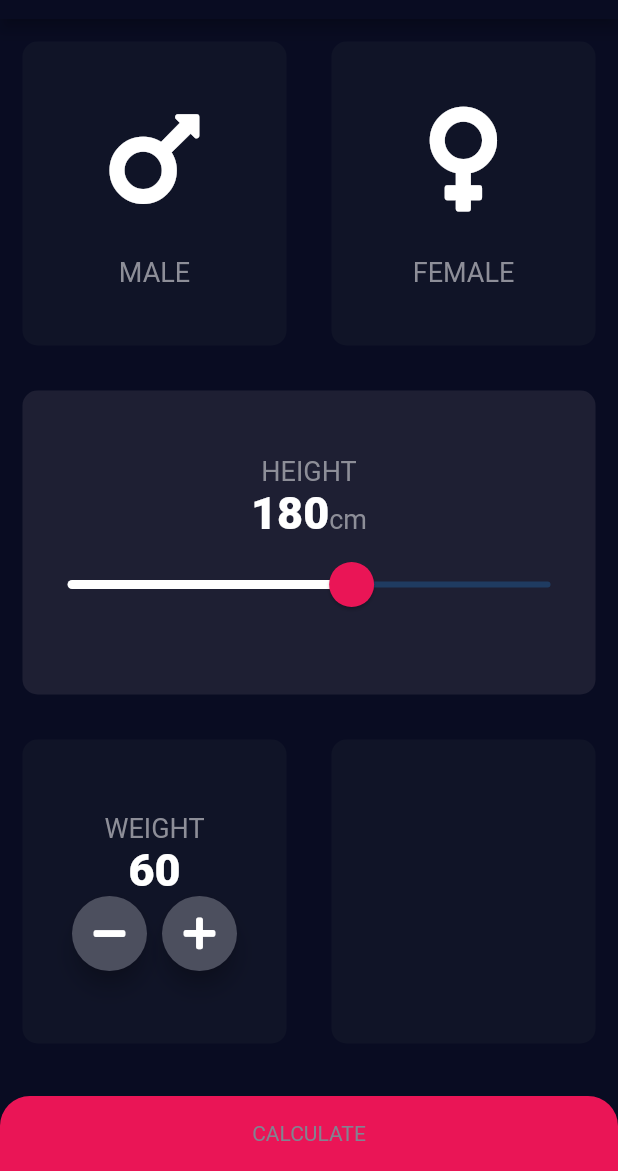
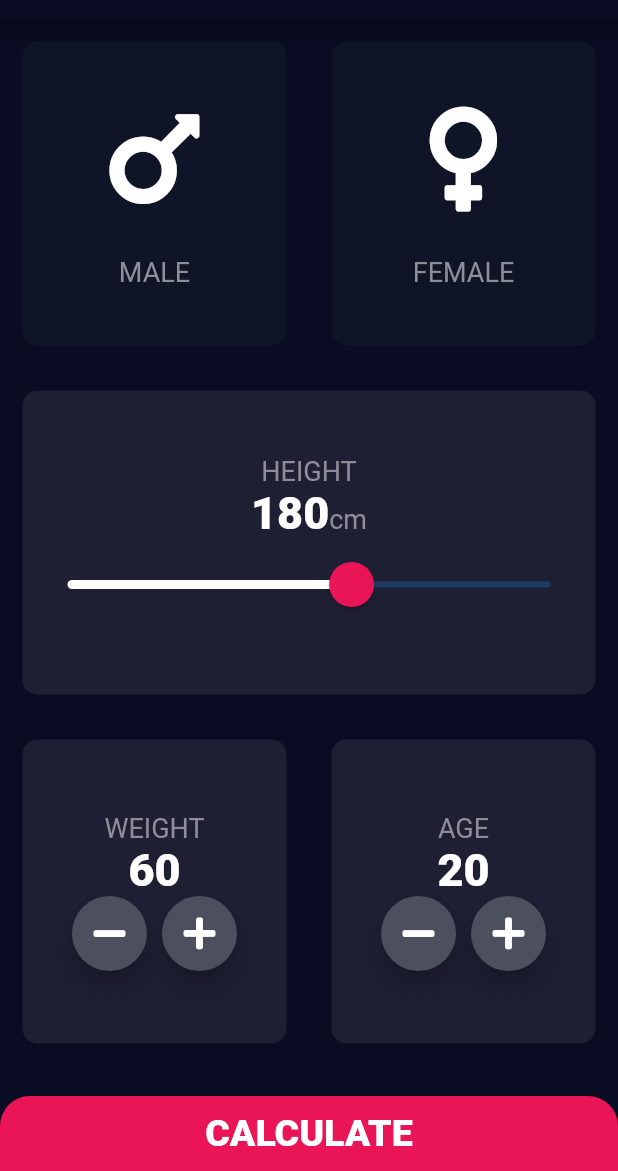
Before and after one commit to tdnghia98/bmi_calculator, a Flutter app: the screen it shows after launch, on a phone screen of 412 x 824 dp, the part 65-1236 px from its top. Run offline on Flutter 3.47's test engine with Material 2 defaults, Android fonts, the phone set to English and light mode, and no system bars; our stand-ins replace font_awesome_flutter.

Commit message:
feat/input page: add age widget

```diff
--- a/lib/constants.dart
+++ b/lib/constants.dart
@@ -17,3 +17,9 @@ const kNumberTextStyle = TextStyle(
   fontSize: 30.0,
   fontWeight: FontWeight.w900,
 );
+
+const kCallToActionLabelTextStyle = TextStyle(
+  color: Colors.white,
+  fontSize: 25.0,
+  fontWeight: FontWeight.w900,
+);
--- a/lib/input_page.dart
+++ b/lib/input_page.dart
@@ -1,3 +1,4 @@
+import 'package:bmi_calculator/result_page.dart';
 import 'package:flutter/material.dart';
 
 import 'package:font_awesome_flutter/font_awesome_flutter.dart';
@@ -20,6 +21,7 @@ class InputPage extends StatefulWidget {
 class _InputPageState extends State<InputPage> {
   int height = 180;
   int weight = 60;
+  int age = 20;
 
   @override
   Widget build(BuildContext context) {
@@ -109,7 +111,7 @@ class _InputPageState extends State<InputPage> {
                   children: <Widget>[
                     Expanded(
                       child: ReusableCard(
-                        color: kCardInactiveColor,
+                        color: kCardActiveColor,
                         cardChild: Column(
                           mainAxisAlignment: MainAxisAlignment.center,
                           children: <Widget>[
@@ -126,12 +128,22 @@ class _InputPageState extends State<InputPage> {
                               children: <Widget>[
                                 RoundIconButton(
                                   icon: FontAwesomeIcons.minus,
+                                  onPressed: () {
+                                    setState(() {
+                                      age++;
+                                    });
+                                  },
                                 ),
                                 SizedBox(
                                   width: 10.0,
                                 ),
                                 RoundIconButton(
                                   icon: FontAwesomeIcons.plus,
+                                  onPressed: () {
+                                    setState(() {
+                                      age--;
+                                    });
+                                  },
                                 ),
                               ],
                             ),
@@ -140,12 +152,52 @@ class _InputPageState extends State<InputPage> {
                       ),
                     ),
                     Expanded(
-                      child: ReusableCard(color: kCardInactiveColor),
+                      child: ReusableCard(
+                        color: kCardActiveColor,
+                        cardChild: Column(
+                          mainAxisAlignment: MainAxisAlignment.center,
+                          children: <Widget>[
+                            Text(
+                              'AGE',
+                              style: kLabelTextStyle,
+                            ),
+                            Text(
+                              age.toString(),
+                              style: kNumberTextStyle,
+                            ),
+                            Row(
+                              mainAxisAlignment: MainAxisAlignment.center,
+                              children: <Widget>[
+                                RoundIconButton(
+                                  icon: FontAwesomeIcons.minus,
+                                  onPressed: () {
+                                    setState(() {
+                                      age--;
+                                    });
+                                  },
+                                ),
+                                SizedBox(
+                                  width: 10.0,
+                                ),
+                                RoundIconButton(
+                                  icon: FontAwesomeIcons.plus,
+                                  onPressed: () {
+                                    setState(() {
+                                      age++;
+                                    });
+                                  },
+                                ),
+                              ],
                             ),
                           ],
                         ),
                       ),
-              Container(
+                    ),
+                  ],
+                ),
+              ),
+              GestureDetector(
+                child: Container(
                   margin: EdgeInsets.only(top: 20.0),
                   // Stretch width to full screen
                   width: double.infinity,
@@ -160,8 +212,18 @@ class _InputPageState extends State<InputPage> {
                   child: Center(
                     child: Text(
                       'CALCULATE',
+                      style: kCallToActionLabelTextStyle,
                     ),
                   ),
+                ),
+                onTap: () {
+                  Navigator.push(
+                    context,
+                    MaterialPageRoute(
+                      builder: (context) => ResultPage(),
+                    ),
+                  );
+                },
               ),
             ],
           ),
@@ -172,9 +234,10 @@ class _InputPageState extends State<InputPage> {
 }
 
 class RoundIconButton extends StatelessWidget {
-  RoundIconButton({this.icon});
+  RoundIconButton({this.icon, this.onPressed});
 
   final IconData icon;
+  final Function onPressed;
 
   @override
   Widget build(BuildContext context) {
@@ -190,7 +253,7 @@ class RoundIconButton extends StatelessWidget {
         icon,
         color: Colors.white,
       ),
-      onPressed: () {},
+      onPressed: onPressed,
     );
   }
 }
```
Also changed, not shown: lib/result_page.dart (added, +15 -0 lines). Lines whose indentation alone changed are shown as unchanged.
